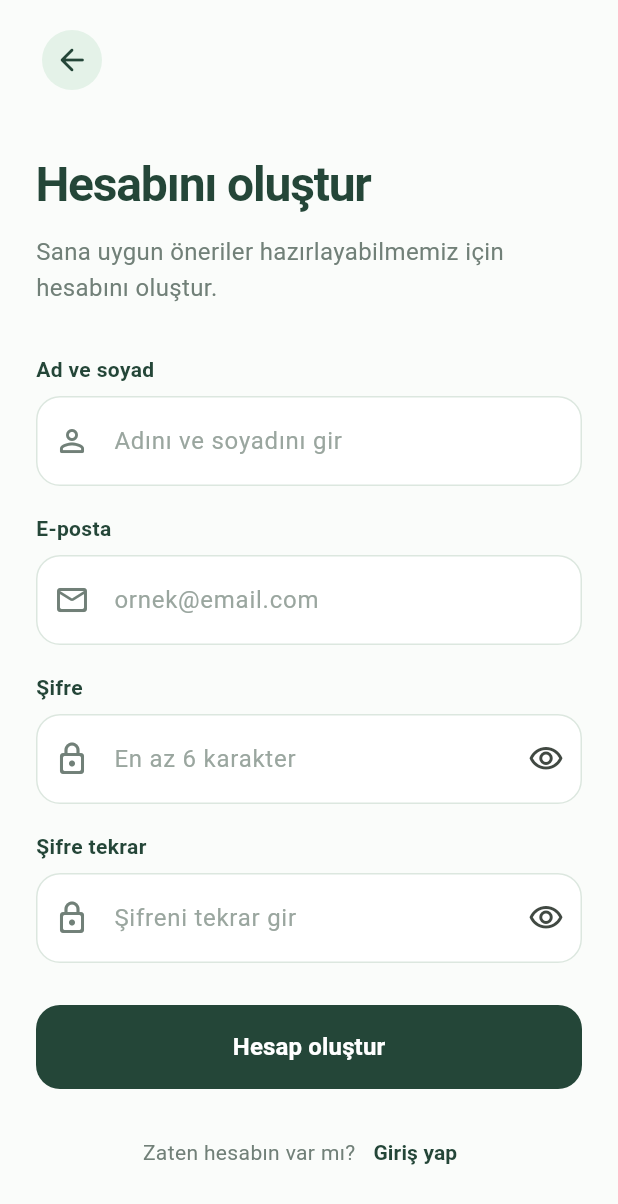
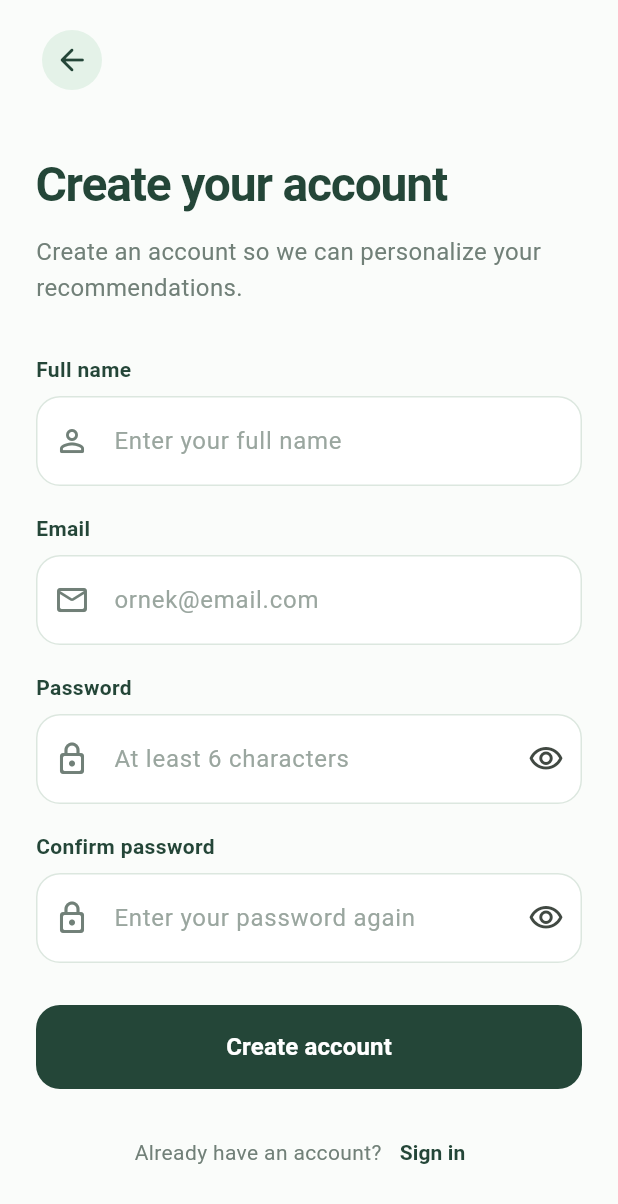
Before and after one commit to acarcay/Mood2GO, a Flutter app: the RegisterPage screen opened by its route, on a phone screen of 412 x 824 dp. Shown: the top 1204 px of the screen. Run offline on Flutter 3.47's test engine with Material 3 defaults, Android fonts, the phone set to English and light mode, and no system bars; our stand-ins replace go_router, supabase_flutter; accounts and stored records are empty.

Commit message:
feat: update branding and localization across the application

```diff
--- a/lib/main.dart
+++ b/lib/main.dart
@@ -5,6 +5,7 @@ import 'package:supabase_flutter/supabase_flutter.dart';
 import 'pages/login_page.dart';
 import 'pages/register_page.dart';
 import 'pages/home_page.dart';
+import 'widgets/mood2go_wordmark.dart';
 
 final GoRouter router = GoRouter(
   initialLocation: '/',
@@ -27,17 +28,17 @@ Future<void> main() async {
     publishableKey: 'sb_publishable_QJTC6mOWiZF-L_pfi88VTw_KqIH4Uhy',
   );
 
-  runApp(const ModunaGoreApp());
+  runApp(const Mood2GoApp());
 }
 
-class ModunaGoreApp extends StatelessWidget {
-  const ModunaGoreApp({super.key});
+class Mood2GoApp extends StatelessWidget {
+  const Mood2GoApp({super.key});
 
   @override
   Widget build(BuildContext context) {
     return MaterialApp.router(
       debugShowCheckedModeBanner: false,
-      title: 'Moduna Göre',
+      title: 'Mood2GO',
       theme: ThemeData(
         useMaterial3: true,
         scaffoldBackgroundColor: const Color(0xFFFAFCFA),
@@ -76,7 +77,7 @@ class WelcomePage extends StatelessWidget {
               const SizedBox(height: 40),
 
               const Text(
-                'Moduna göre\nbir şeyler bul.',
+                'Find something\nthat fits your mood.',
                 style: TextStyle(
                   color: darkGreen,
                   fontSize: 38,
@@ -89,7 +90,7 @@ class WelcomePage extends StatelessWidget {
               const SizedBox(height: 16),
 
               const Text(
-                'Ne yapmak istediğini seç. Sana ve arkadaşlarına uygun mekanları keşfet.',
+                'Choose what you feel like doing and discover places that suit you and your friends.',
                 style: TextStyle(
                   color: Color(0xFF718078),
                   fontSize: 16,
@@ -115,7 +116,7 @@ class WelcomePage extends StatelessWidget {
                     ),
                   ),
                   child: const Text(
-                    'Başlayalım',
+                    'Get started',
                     style: TextStyle(fontSize: 16, fontWeight: FontWeight.w600),
                   ),
                 ),
@@ -131,7 +132,7 @@ class WelcomePage extends StatelessWidget {
                     context.go('/login');
                   },
                   child: const Text(
-                    'Hesabım var, giriş yap',
+                    'I already have an account',
                     style: TextStyle(
                       color: darkGreen,
                       fontSize: 15,
@@ -165,15 +166,7 @@ class _AppLogo extends StatelessWidget {
           ),
         ),
         SizedBox(width: 11),
-        Text(
-          'moduna göre',
-          style: TextStyle(
-            color: WelcomePage.darkGreen,
-            fontSize: 19,
-            fontWeight: FontWeight.w700,
-            letterSpacing: -0.4,
-          ),
-        ),
+        Mood2GoWordmark(),
       ],
     );
   }
--- a/lib/pages/home_page.dart
+++ b/lib/pages/home_page.dart
@@ -1,6 +1,8 @@
 import 'package:flutter/material.dart';
 import 'package:go_router/go_router.dart';
 import 'package:supabase_flutter/supabase_flutter.dart';
+
+import '../widgets/mood2go_wordmark.dart';
 
 class HomePage extends StatelessWidget {
   const HomePage({super.key});
@@ -16,20 +18,17 @@ class HomePage extends StatelessWidget {
   @override
   Widget build(BuildContext context) {
     final user = Supabase.instance.client.auth.currentUser;
-    final name = user?.userMetadata?['full_name'] as String? ?? 'Kullanıcı';
+    final name = user?.userMetadata?['full_name'] as String? ?? 'User';
 
     return Scaffold(
       appBar: AppBar(
-        title: const Text(
-          'moduna göre',
-          style: TextStyle(fontWeight: FontWeight.w700),
-        ),
+        title: const Mood2GoWordmark(fontSize: 20),
         foregroundColor: darkGreen,
         backgroundColor: Colors.transparent,
         actions: [
           IconButton(
             onPressed: () => logout(context),
-            tooltip: 'Çıkış yap',
+            tooltip: 'Sign out',
             icon: const Icon(Icons.logout_rounded),
           ),
         ],
@@ -41,7 +40,7 @@ class HomePage extends StatelessWidget {
             crossAxisAlignment: CrossAxisAlignment.start,
             children: [
               Text(
-                'Merhaba, $name',
+                'Hello, $name',
                 style: const TextStyle(
                   color: darkGreen,
                   fontSize: 30,
@@ -71,7 +70,7 @@ class HomePage extends StatelessWidget {
                     ),
                     SizedBox(height: 20),
                     Text(
-                      'Sana uygun önerileri hazırlayalım.',
+                      'Let’s find recommendations for you.',
                       style: TextStyle(
                         color: darkGreen,
                         fontSize: 20,
@@ -80,7 +79,7 @@ class HomePage extends StatelessWidget {
                     ),
                     SizedBox(height: 8),
                     Text(
-                      'Bir sonraki adımda tercihlerini belirleyeceğiz.',
+                      'Next, we’ll learn about your preferences.',
                       style: TextStyle(
                         color: Color(0xFF718078),
                         fontSize: 15,
--- a/lib/pages/login_page.dart
+++ b/lib/pages/login_page.dart
@@ -36,7 +36,7 @@ class _LoginPageState extends State<LoginPage> {
     final password = passwordController.text;
 
     if (email.isEmpty || password.isEmpty) {
-      showMessage('E-posta ve şifre alanlarını doldur.');
+      showMessage('Enter your email and password.');
       return;
     }
 
@@ -53,12 +53,14 @@ class _LoginPageState extends State<LoginPage> {
       final invalidLogin = error.message.toLowerCase().contains(
         'invalid login',
       );
-      showMessage(invalidLogin ? 'E-posta veya şifre hatalı.' : error.message);
+      showMessage(
+        invalidLogin ? 'Incorrect email or password.' : error.message,
+      );
     } catch (error) {
       if (mounted) {
-        showMessage('Bir hata oluştu. İnternet bağlantını kontrol et.');
+        showMessage('Something went wrong. Check your internet connection.');
       }
-      debugPrint('Giriş hatası: $error');
+      debugPrint('Sign-in error: $error');
     } finally {
       if (mounted) setState(() => isLoading = false);
     }
@@ -83,7 +85,7 @@ class _LoginPageState extends State<LoginPage> {
               ),
               const SizedBox(height: 48),
               const Text(
-                'Tekrar hoş geldin',
+                'Welcome back',
                 style: TextStyle(
                   color: darkGreen,
                   fontSize: 32,
@@ -93,7 +95,7 @@ class _LoginPageState extends State<LoginPage> {
               ),
               const SizedBox(height: 10),
               const Text(
-                'Kaldığın yerden devam etmek için hesabına giriş yap.',
+                'Sign in to continue where you left off.',
                 style: TextStyle(
                   color: Color(0xFF718078),
                   fontSize: 16,
@@ -101,7 +103,7 @@ class _LoginPageState extends State<LoginPage> {
                 ),
               ),
               const SizedBox(height: 36),
-              const _FieldLabel('E-posta'),
+              const _FieldLabel('Email'),
               TextField(
                 controller: emailController,
                 keyboardType: TextInputType.emailAddress,
@@ -112,13 +114,13 @@ class _LoginPageState extends State<LoginPage> {
                 ),
               ),
               const SizedBox(height: 20),
-              const _FieldLabel('Şifre'),
+              const _FieldLabel('Password'),
               TextField(
                 controller: passwordController,
                 obscureText: isPasswordHidden,
                 onSubmitted: (_) => login(),
                 decoration: _inputDecoration(
-                  hintText: 'Şifreni gir',
+                  hintText: 'Enter your password',
                   icon: Icons.lock_outline_rounded,
                   suffixIcon: IconButton(
                     onPressed: () =>
@@ -134,11 +136,10 @@ class _LoginPageState extends State<LoginPage> {
               Align(
                 alignment: Alignment.centerRight,
                 child: TextButton(
-                  onPressed: () => showMessage(
-                    'Şifre yenileme özelliğini daha sonra ekleyeceğiz.',
-                  ),
+                  onPressed: () =>
+                      showMessage('Password reset will be available soon.'),
                   child: const Text(
-                    'Şifremi unuttum',
+                    'Forgot password?',
                     style: TextStyle(
                       color: darkGreen,
                       fontWeight: FontWeight.w600,
@@ -170,7 +171,7 @@ class _LoginPageState extends State<LoginPage> {
                           ),
                         )
                       : const Text(
-                          'Giriş yap',
+                          'Sign in',
                           style: TextStyle(
                             fontSize: 16,
                             fontWeight: FontWeight.w600,
@@ -183,13 +184,13 @@ class _LoginPageState extends State<LoginPage> {
                 mainAxisAlignment: MainAxisAlignment.center,
                 children: [
                   const Text(
-                    'Henüz hesabın yok mu?',
+                    'Don’t have an account?',
                     style: TextStyle(color: Color(0xFF718078)),
                   ),
                   TextButton(
                     onPressed: () => context.go('/register'),
                     child: const Text(
-                      'Kayıt ol',
+                      'Sign up',
                       style: TextStyle(
                         color: darkGreen,
                         fontWeight: FontWeight.w700,
--- a/lib/pages/register_page.dart
+++ b/lib/pages/register_page.dart
@@ -44,19 +44,19 @@ class _RegisterPageState extends State<RegisterPage> {
     final passwordAgain = passwordAgainController.text;
 
     if ([name, email, password, passwordAgain].any((value) => value.isEmpty)) {
-      showMessage('Lütfen bütün alanları doldur.');
+      showMessage('Please complete all fields.');
       return;
     }
     if (!email.contains('@') || !email.contains('.')) {
-      showMessage('Geçerli bir e-posta adresi gir.');
+      showMessage('Enter a valid email address.');
       return;
     }
     if (password.length < 6) {
-      showMessage('Şifre en az 6 karakter olmalı.');
+      showMessage('Password must be at least 6 characters.');
       return;
     }
     if (password != passwordAgain) {
-      showMessage('Girdiğin şifreler aynı değil.');
+      showMessage('Passwords do not match.');
       return;
     }
 
@@ -71,27 +71,29 @@ class _RegisterPageState extends State<RegisterPage> {
 
       if (!mounted) return;
       if (response.user == null) {
-        showMessage('Hesap oluşturulamadı. Tekrar deneyin.');
+        showMessage('Could not create your account. Try again.');
         return;
       }
 
       await Supabase.instance.client.auth.signOut();
       if (!mounted) return;
       context.go('/login');
-      showMessage('Hesabın oluşturuldu. Şimdi giriş yapabilirsin.');
+      showMessage('Account created. You can now sign in.');
     } on AuthException catch (error) {
       if (!mounted) return;
       final alreadyRegistered = error.message.toLowerCase().contains(
         'already registered',
       );
       showMessage(
-        alreadyRegistered ? 'Bu e-posta adresi zaten kayıtlı.' : error.message,
+        alreadyRegistered
+            ? 'This email address is already registered.'
+            : error.message,
       );
     } catch (error) {
       if (mounted) {
-        showMessage('Bir hata oluştu. İnternet bağlantını kontrol et.');
+        showMessage('Something went wrong. Check your internet connection.');
       }
-      debugPrint('Kayıt hatası: $error');
+      debugPrint('Sign-up error: $error');
     } finally {
       if (mounted) setState(() => isLoading = false);
     }
@@ -116,7 +118,7 @@ class _RegisterPageState extends State<RegisterPage> {
               ),
               const SizedBox(height: 36),
               const Text(
-                'Hesabını oluştur',
+                'Create your account',
                 style: TextStyle(
                   color: darkGreen,
                   fontSize: 32,
@@ -126,7 +128,7 @@ class _RegisterPageState extends State<RegisterPage> {
               ),
               const SizedBox(height: 10),
               const Text(
-                'Sana uygun öneriler hazırlayabilmemiz için hesabını oluştur.',
+                'Create an account so we can personalize your recommendations.',
                 style: TextStyle(
                   color: Color(0xFF718078),
                   fontSize: 16,
@@ -134,18 +136,18 @@ class _RegisterPageState extends State<RegisterPage> {
                 ),
               ),
               const SizedBox(height: 32),
-              const _FieldLabel('Ad ve soyad'),
+              const _FieldLabel('Full name'),
               TextField(
                 controller: nameController,
                 textInputAction: TextInputAction.next,
                 textCapitalization: TextCapitalization.words,
                 decoration: _inputDecoration(
-                  hintText: 'Adını ve soyadını gir',
+                  hintText: 'Enter your full name',
                   icon: Icons.person_outline_rounded,
                 ),
               ),
               const SizedBox(height: 18),
-              const _FieldLabel('E-posta'),
+              const _FieldLabel('Email'),
               TextField(
                 controller: emailController,
                 keyboardType: TextInputType.emailAddress,
@@ -156,13 +158,13 @@ class _RegisterPageState extends State<RegisterPage> {
                 ),
               ),
               const SizedBox(height: 18),
-              const _FieldLabel('Şifre'),
+              const _FieldLabel('Password'),
               TextField(
                 controller: passwordController,
                 obscureText: isPasswordHidden,
                 textInputAction: TextInputAction.next,
                 decoration: _inputDecoration(
-                  hintText: 'En az 6 karakter',
+                  hintText: 'At least 6 characters',
                   icon: Icons.lock_outline_rounded,
                   suffixIcon: IconButton(
                     onPressed: () =>
@@ -176,13 +178,13 @@ class _RegisterPageState extends State<RegisterPage> {
                 ),
               ),
               const SizedBox(height: 18),
-              const _FieldLabel('Şifre tekrar'),
+              const _FieldLabel('Confirm password'),
               TextField(
                 controller: passwordAgainController,
                 obscureText: isPasswordAgainHidden,
                 onSubmitted: (_) => register(),
                 decoration: _inputDecoration(
-                  hintText: 'Şifreni tekrar gir',
+                  hintText: 'Enter your password again',
                   icon: Icons.lock_outline_rounded,
                   suffixIcon: IconButton(
                     onPressed: () => setState(
@@ -220,7 +222,7 @@ class _RegisterPageState extends State<RegisterPage> {
                           ),
                         )
                       : const Text(
-                          'Hesap oluştur',
+                          'Create account',
                           style: TextStyle(
                             fontSize: 16,
                             fontWeight: FontWeight.w600,
@@ -233,13 +235,13 @@ class _RegisterPageState extends State<RegisterPage> {
                 mainAxisAlignment: MainAxisAlignment.center,
                 children: [
                   const Text(
-                    'Zaten hesabın var mı?',
+                    'Already have an account?',
                     style: TextStyle(color: Color(0xFF718078)),
                   ),
                   TextButton(
                     onPressed: () => context.go('/login'),
                     child: const Text(
-                      'Giriş yap',
+                      'Sign in',
                       style: TextStyle(
                         color: darkGreen,
                         fontWeight: FontWeight.w700,
```
Also changed, not shown: lib/widgets/mood2go_wordmark.dart (added, +37 -0 lines), 5 other files.
